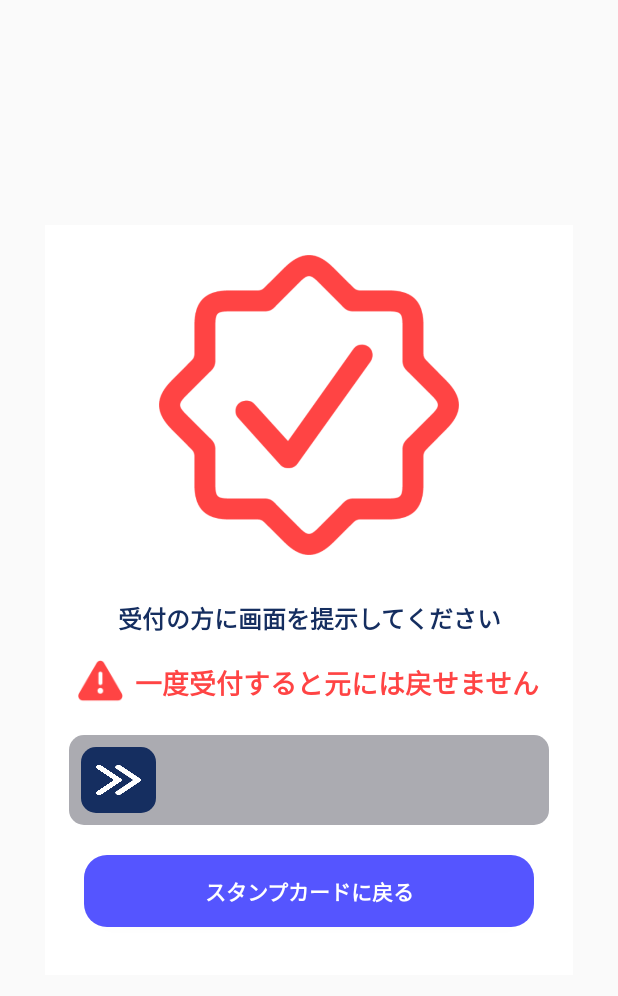
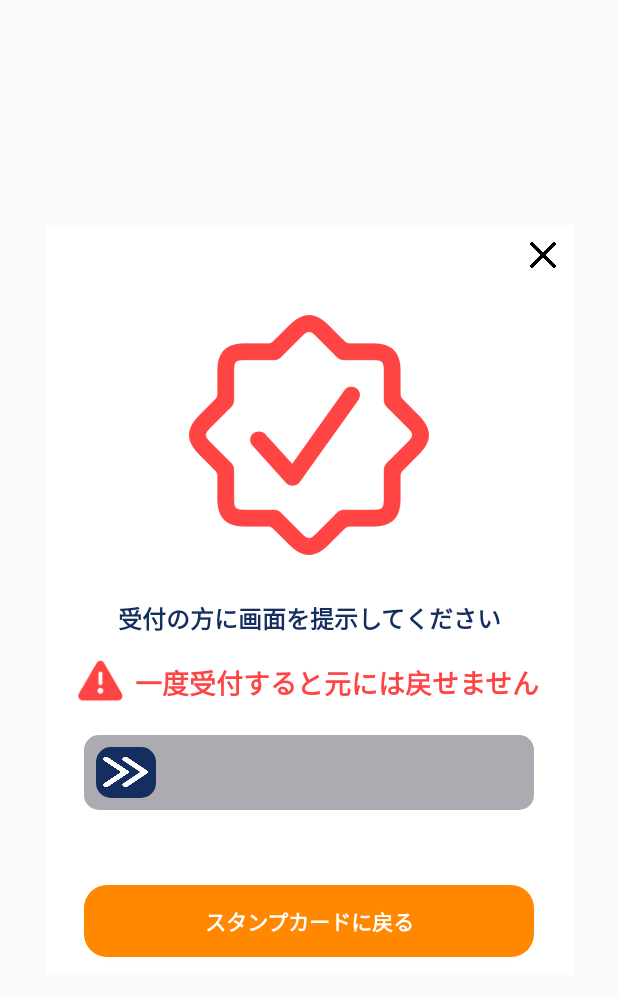
Before and after one commit to x-hajime-yasuda/StampWars_Android, an Android app: the layout receive_reward.xml on its own in the app's theme, with its tools: preview values and no code run, on a phone screen of 412 x 824 dp. Shown: the top 996 px of the screen. Run offline under Robolectric (Android 15) with nearby library versions, the light colour scheme and no system bars.

Commit message:
ボタンとスイッチの変更

```diff
--- a/app/src/main/res/drawable/receive_switch_thumb.xml
+++ b/app/src/main/res/drawable/receive_switch_thumb.xml
@@ -6,7 +6,7 @@
         android:top="8dp"
         android:bottom="8dp">
         <shape android:shape="rectangle" android:tint="@color/material_dynamic_primary20">
-            <size android:width="50dp" android:height="40dp"></size>
+            <size android:width="40dp" android:height="30dp"></size>
             <corners android:radius="10dp" />
         </shape>
     </item>
--- a/app/src/main/res/drawable/receive_switch_track.xml
+++ b/app/src/main/res/drawable/receive_switch_track.xml
@@ -4,8 +4,8 @@
         <shape
             android:shape="rectangle">
             <size
-                android:width="320dp"
-                android:height="60dp" />
+                android:width="300dp"
+                android:height="50dp" />
             <solid android:color="@color/material_dynamic_neutral70"></solid>
             <corners
                 android:radius="10dp" />
@@ -16,9 +16,9 @@
         <shape
             android:shape="rectangle">
             <size
-                android:width="320dp"
-                android:height="60dp" />
-            <solid android:color="@color/material_dynamic_primary70"></solid>
+                android:width="300dp"
+                android:height="50dp" />
+            <solid android:color="@color/design_default_color_secondary"></solid>
             <corners
                 android:radius="10dp" />
         </shape>
--- a/app/src/main/res/layout/receive_reward.xml
+++ b/app/src/main/res/layout/receive_reward.xml
@@ -14,10 +14,17 @@
     android:topLeftRadius="5dp"
     android:topRightRadius="5dp">
 
+    <Button
+        android:id="@+id/button_close"
+        android:layout_width="40dp"
+        android:layout_height="40dp"
+        android:layout_gravity="right|center_vertical"
+        android:background="@drawable/close" />
+
     <ImageView
         android:id="@+id/ivCheckMarkSeal"
-        android:layout_width="200dp"
-        android:layout_height="200dp"
+        android:layout_width="160dp"
+        android:layout_height="160dp"
         android:layout_gravity="center"
         android:layout_marginTop="20dp"
         app:srcCompat="@drawable/checkmark_seal"
@@ -65,7 +72,7 @@
         android:layout_height="wrap_content"
         android:layout_gravity="center"
         android:layout_marginTop="20sp"
-        android:switchMinWidth="320dp"
+        android:switchMinWidth="300dp"
         android:thumb="@drawable/receive_switch_thumb"
         android:track="@drawable/receive_switch_track" />
 
@@ -74,7 +81,7 @@
         android:layout_width="300dp"
         android:layout_height="wrap_content"
         android:layout_gravity="center_horizontal"
-        android:layout_marginTop="20dp"
+        android:layout_marginTop="50dp"
         android:background="@drawable/button_ripple"
         android:text="@string/back_to_stamp_card"
         android:textColor="@color/white"
--- a/app/src/main/res/layout/stamp_list.xml
+++ b/app/src/main/res/layout/stamp_list.xml
@@ -51,8 +51,7 @@
             android:layout_width="40dp"
             android:layout_height="40dp"
             android:layout_gravity="right|center_vertical"
-            android:background="@drawable/close"
-            android:visibility="invisible" />
+            android:background="@drawable/close" />
     </FrameLayout>
 
     <androidx.recyclerview.widget.RecyclerView
--- a/app/src/main/res/values/colors.xml
+++ b/app/src/main/res/values/colors.xml
@@ -9,8 +9,8 @@
     <color name="white">#FFFFFFFF</color>
 
     <color name="list_background_color">#555555FF</color>
-    <color name="button_color">#5555ff</color>
-    <color name="button_highlight_color">#aaaaff</color>
+    <color name="button_color">#ffff8800</color>
+    <color name="button_highlight_color">#ffffbb33</color>
     <color name="transparent_status_bar">#225555FF</color>
     <!--
     <color name="list_background_color">#55FF5555</color>
```
Also changed, not shown: app/src/main/java/jp/co/xpower/app/stw/MainActivity.kt (+56 -15 lines), app/src/main/res/layout/after_receive.xml (+10 -3 lines).
